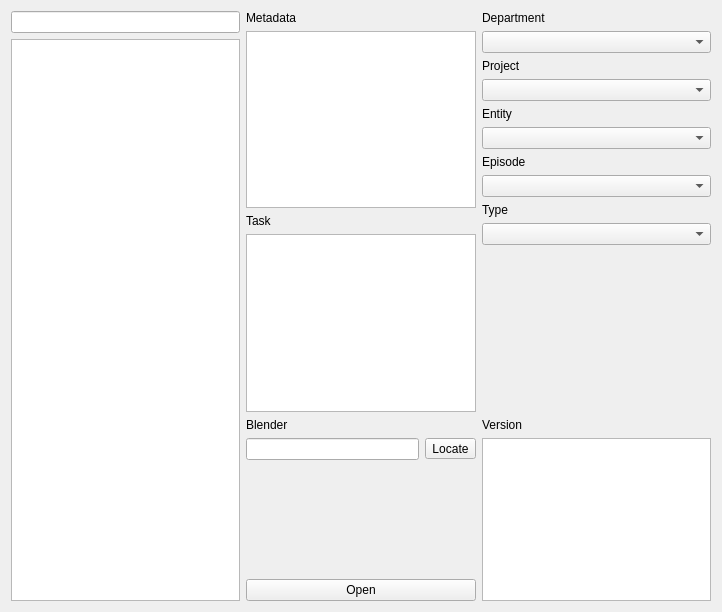
First picture: the form in app/ui/modules/blender/b_launcher.ui, repository MrYapikZ/ZeroXe, before the edit.
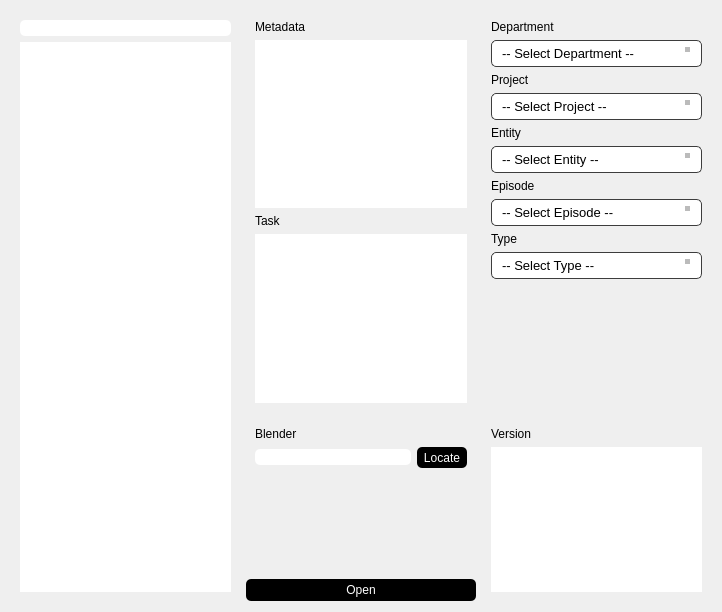
Second picture: the form after the edit.

Commit message: feat(ui): add list and version views to blender launcher

What changed in the file:
```diff
--- a/app/ui/modules/blender/b_launcher.ui
+++ b/app/ui/modules/blender/b_launcher.ui
@@ -16,46 +16,66 @@
   <layout class="QGridLayout" name="gridLayout">
    <item row="0" column="0">
     <layout class="QGridLayout" name="gridLayout_main">
-     <item row="0" column="0" rowspan="2">
-      <layout class="QVBoxLayout" name="verticalLayout_list">
-       <item>
-        <widget class="QLineEdit" name="lineEdit_list"/>
-       </item>
-       <item>
-        <widget class="QListWidget" name="listWidget_list"/>
-       </item>
-      </layout>
-     </item>
-     <item row="0" column="1">
-      <layout class="QGridLayout" name="gridLayout_metadata">
-       <item row="1" column="0">
-        <widget class="QTableView" name="tableView_metadata"/>
-       </item>
-       <item row="3" column="0">
-        <widget class="QTableView" name="tableView_task"/>
-       </item>
-       <item row="0" column="0">
-        <widget class="QLabel" name="label_metadata">
-         <property name="text">
-          <string>Metadata</string>
-         </property>
-        </widget>
-       </item>
-       <item row="2" column="0">
-        <widget class="QLabel" name="label_task">
-         <property name="text">
-          <string>Task</string>
-         </property>
-        </widget>
-       </item>
-      </layout>
-     </item>
      <item row="1" column="1">
       <layout class="QGridLayout" name="gridLayout_function">
+       <item row="2" column="0">
+        <widget class="QPushButton" name="pushButton_open">
+         <property name="styleSheet">
+          <string notr="true">.QPushButton {
+border: none;
+background-color:  black;
+border-radius: 5%;
+color: white;
+padding:4px;
+}</string>
+         </property>
+         <property name="text">
+          <string>Open</string>
+         </property>
+        </widget>
+       </item>
+       <item row="1" column="0">
+        <spacer name="verticalSpacer">
+         <property name="orientation">
+          <enum>Qt::Orientation::Vertical</enum>
+         </property>
+         <property name="sizeHint" stdset="0">
+          <size>
+           <width>20</width>
+           <height>40</height>
+          </size>
+         </property>
+        </spacer>
+       </item>
        <item row="0" column="0">
+        <widget class="QWidget" name="gridWidget_blenderPath" native="true">
+         <property name="styleSheet">
+          <string notr="true">#gridWidget_blenderPath .QWidget {
+background-color: White;
+border: 2px solid black;
+border-radius: 5%;
+}
+
+#gridWidget_blenderPath .QLineEdit {
+border: none;
+border-radius: 5%;
+}
+
+#gridWidget_blenderPath .QToolButton {
+border: none;
+background-color:  black;
+color: white;
+border-radius: 5%;
+padding: 2px;
+}</string>
+         </property>
         <layout class="QGridLayout" name="gridLayout_blenderPath">
          <item row="1" column="0">
-          <widget class="QLineEdit" name="lineEdit_blenderPath"/>
+           <widget class="QLineEdit" name="lineEdit_blenderPath">
+            <property name="styleSheet">
+             <string notr="true"/>
+            </property>
+           </widget>
          </item>
          <item row="1" column="1">
           <widget class="QToolButton" name="toolButton_blenderPath">
@@ -72,44 +92,38 @@
           </widget>
          </item>
         </layout>
-       </item>
-       <item row="2" column="0">
-        <widget class="QPushButton" name="pushButton_open">
-         <property name="text">
-          <string>Open</string>
-         </property>
         </widget>
-       </item>
-       <item row="1" column="0">
-        <spacer name="verticalSpacer">
-         <property name="orientation">
-          <enum>Qt::Orientation::Vertical</enum>
-         </property>
-         <property name="sizeHint" stdset="0">
-          <size>
-           <width>20</width>
-           <height>40</height>
-          </size>
-         </property>
-        </spacer>
-       </item>
-      </layout>
-     </item>
-     <item row="1" column="2">
-      <layout class="QVBoxLayout" name="verticalLayout_version">
-       <item>
-        <widget class="QLabel" name="label_version">
-         <property name="text">
-          <string>Version</string>
-         </property>
-        </widget>
-       </item>
-       <item>
-        <widget class="QListView" name="listView_version"/>
        </item>
       </layout>
      </item>
      <item row="0" column="2">
+      <widget class="QWidget" name="verticalWidget_search" native="true">
+       <property name="styleSheet">
+        <string notr="true">/* The main box */
+QComboBox {
+    border: 1px solid #3d3d3d;
+    border-radius: 5px; /* macOS uses approx 5-6px */
+    padding: 4px 10px 4px 10px;
+    font-size: 13px;
+}
+
+/* The container for the arrow */
+QComboBox::drop-down {
+    subcontrol-origin: padding;
+    subcontrol-position: top right;
+    width: 20px;
+    border-left: none;
+}
+
+/* The macOS Chevron (Simplified) */
+QComboBox::down-arrow {
+    border-left: 4px solid transparent;
+    border-right: 4px solid transparent;
+    border-top: 5px solid #BBBBBB;
+    margin-right: 8px;
+}
+</string>
+       </property>
       <layout class="QVBoxLayout" name="verticalLayout_search">
        <item>
         <layout class="QVBoxLayout" name="verticalLayout_department">
@@ -121,7 +135,11 @@
           </widget>
          </item>
          <item>
-          <widget class="QComboBox" name="comboBox_department"/>
+           <widget class="QComboBox" name="comboBox_department">
+            <property name="placeholderText">
+             <string>-- Select Department --</string>
+            </property>
+           </widget>
          </item>
         </layout>
        </item>
@@ -135,7 +153,11 @@
           </widget>
          </item>
          <item>
-          <widget class="QComboBox" name="comboBox_project"/>
+           <widget class="QComboBox" name="comboBox_project">
+            <property name="placeholderText">
+             <string>-- Select Project --</string>
+            </property>
+           </widget>
          </item>
         </layout>
        </item>
@@ -149,7 +171,11 @@
           </widget>
          </item>
          <item>
-          <widget class="QComboBox" name="comboBox_entity"/>
+           <widget class="QComboBox" name="comboBox_entity">
+            <property name="placeholderText">
+             <string>-- Select Entity --</string>
+            </property>
+           </widget>
          </item>
         </layout>
        </item>
@@ -163,7 +189,11 @@
           </widget>
          </item>
          <item>
-          <widget class="QComboBox" name="comboBox_episode"/>
+           <widget class="QComboBox" name="comboBox_episode">
+            <property name="placeholderText">
+             <string>-- Select Episode --</string>
+            </property>
+           </widget>
          </item>
         </layout>
        </item>
@@ -177,7 +207,11 @@
           </widget>
          </item>
          <item>
-          <widget class="QComboBox" name="comboBox_type"/>
+           <widget class="QComboBox" name="comboBox_type">
+            <property name="placeholderText">
+             <string>-- Select Type --</string>
+            </property>
+           </widget>
          </item>
         </layout>
        </item>
@@ -195,6 +229,85 @@
         </spacer>
        </item>
       </layout>
+      </widget>
+     </item>
+     <item row="0" column="1">
+      <widget class="QWidget" name="gridWidget_metadata" native="true">
+       <property name="styleSheet">
+        <string notr="true">.QTableView {
+border-radius: 5%;
+border:none;
+}</string>
+       </property>
+       <layout class="QGridLayout" name="gridLayout_metadata">
+        <item row="1" column="0">
+         <widget class="QTableView" name="tableView_metadata"/>
+        </item>
+        <item row="3" column="0">
+         <widget class="QTableView" name="tableView_task"/>
+        </item>
+        <item row="0" column="0">
+         <widget class="QLabel" name="label_metadata">
+          <property name="text">
+           <string>Metadata</string>
+          </property>
+         </widget>
+        </item>
+        <item row="2" column="0">
+         <widget class="QLabel" name="label_task">
+          <property name="text">
+           <string>Task</string>
+          </property>
+         </widget>
+        </item>
+       </layout>
+      </widget>
+     </item>
+     <item row="0" column="0" rowspan="2">
+      <widget class="QWidget" name="verticalWidget_list" native="true">
+       <property name="styleSheet">
+        <string notr="true">.QListWidget {
+border-radius: 5%;
+border:none;
+}
+
+.QLineEdit {
+border: none;
+border-radius: 5%;
+}
+</string>
+       </property>
+       <layout class="QVBoxLayout" name="verticalLayout_list">
+        <item>
+         <widget class="QLineEdit" name="lineEdit_list"/>
+        </item>
+        <item>
+         <widget class="QListWidget" name="listWidget_list"/>
+        </item>
+       </layout>
+      </widget>
+     </item>
+     <item row="1" column="2">
+      <widget class="QWidget" name="verticalWidget_version" native="true">
+       <property name="styleSheet">
+        <string notr="true">.QListView {
+border-radius: 5%;
+border:none;
+}</string>
+       </property>
+       <layout class="QVBoxLayout" name="verticalLayout_version">
+        <item>
+         <widget class="QLabel" name="label_version">
+          <property name="text">
+           <string>Version</string>
+          </property>
+         </widget>
+        </item>
+        <item>
+         <widget class="QListView" name="listView_version"/>
+        </item>
+       </layout>
+      </widget>
      </item>
     </layout>
    </item>
```
Lines whose indentation alone changed are shown as unchanged. The commit also changes 1 other file.
